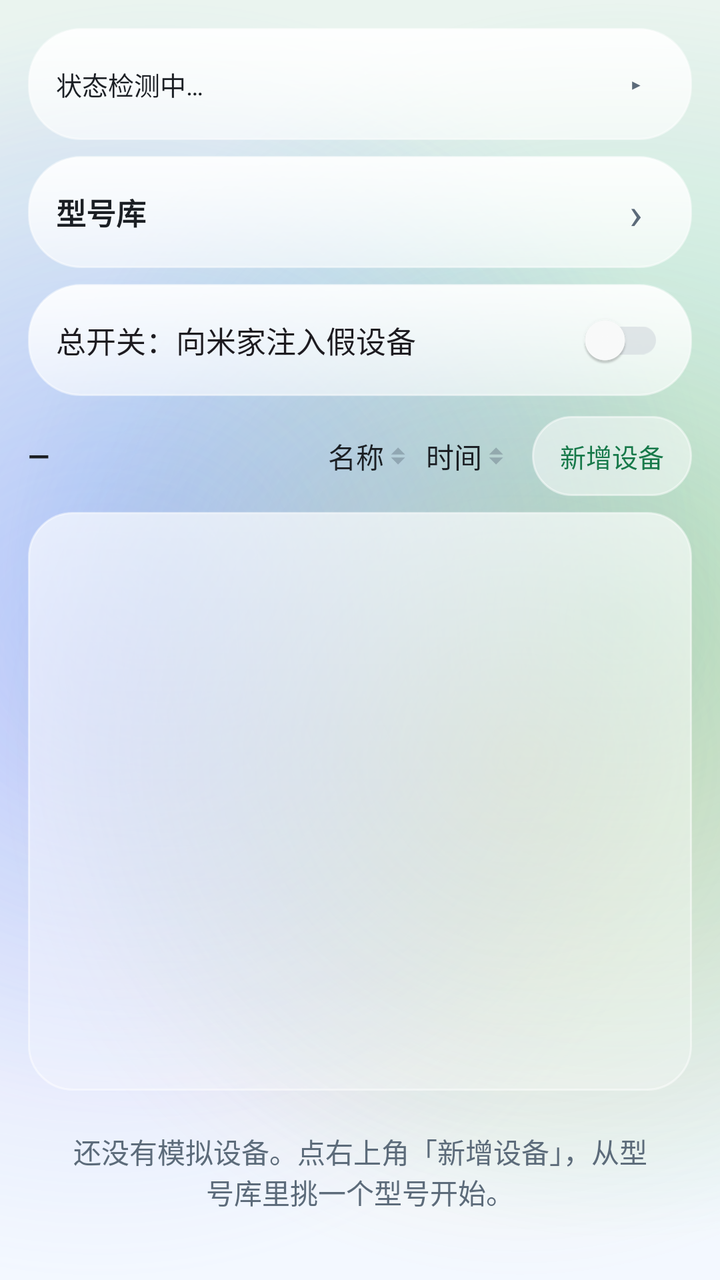
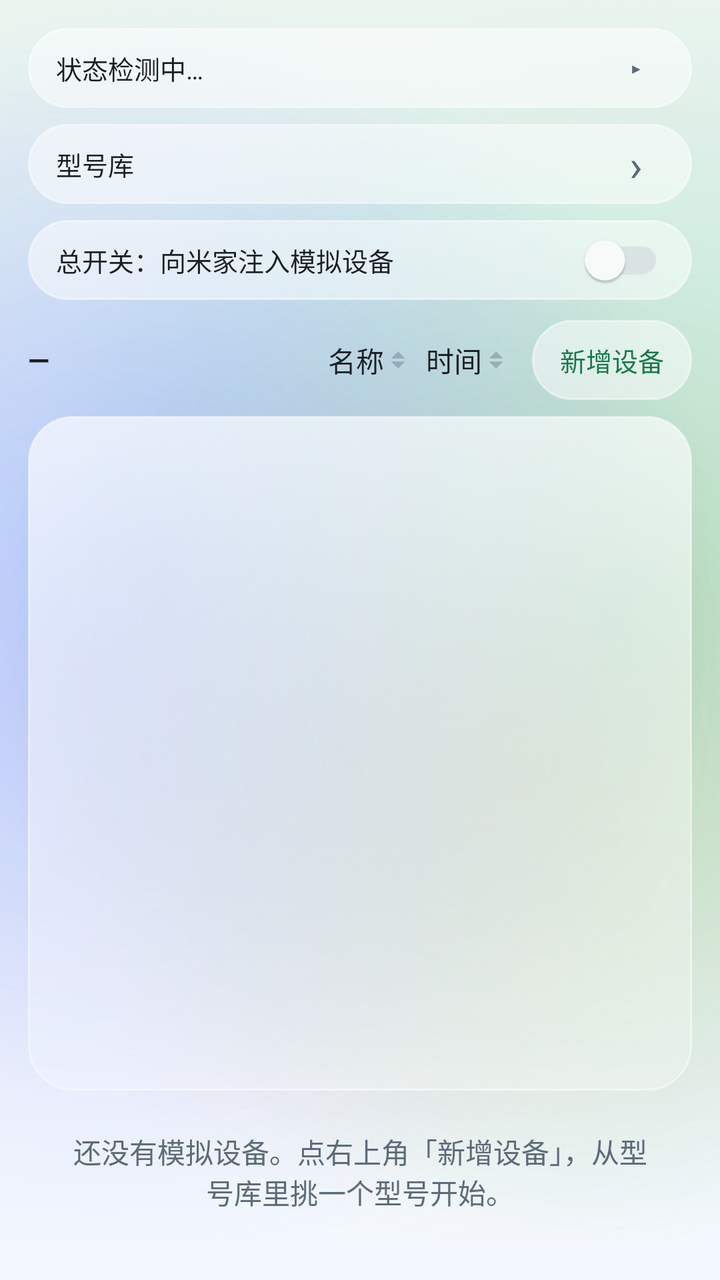

Screens rendered from an Android XML layout before and after an edit, with the pre-edit source and the edit as a unified diff.
<!-- AndroidManifest.xml: application theme Theme.MijiaSim -->
<!-- res/layout/activity_main.xml -->
<?xml version="1.0" encoding="utf-8"?>
<LinearLayout xmlns:android="http://schemas.android.com/apk/res/android"
    android:layout_width="match_parent"
    android:layout_height="match_parent"
    android:orientation="vertical"
    android:paddingLeft="14dp"
    android:paddingTop="14dp"
    android:paddingRight="14dp"
    android:paddingBottom="14dp">

    
    <LinearLayout
        android:id="@+id/status_card"
        android:layout_width="match_parent"
        android:layout_height="wrap_content"
        android:background="@drawable/bg_glass_card"
        android:orientation="vertical">

        <LinearLayout
            android:id="@+id/status_header"
            android:layout_width="match_parent"
            android:layout_height="56dp"
            android:background="@drawable/bg_status_ripple"
            android:clickable="true"
            android:focusable="true"
            android:gravity="center_vertical"
            android:orientation="horizontal"
            android:paddingLeft="14dp"
            android:paddingRight="12dp">

            <TextView
                android:id="@+id/status_summary"
                android:layout_width="0dp"
                android:layout_height="wrap_content"
                android:layout_weight="1"
                android:ellipsize="end"
                android:maxLines="1"
                android:text="@string/status_placeholder"
                android:textColor="@color/ink"
                android:textSize="13sp" />

            <TextView
                android:id="@+id/status_toggle"
                android:layout_width="32dp"
                android:layout_height="32dp"
                android:gravity="center"
                android:text="@string/status_arrow_closed"
                android:textColor="@color/ink_muted"
                android:textSize="14sp" />
        </LinearLayout>

        <TextView
            android:id="@+id/status_text"
            android:layout_width="match_parent"
            android:layout_height="wrap_content"
            android:lineSpacingExtra="3dp"
            android:paddingLeft="14dp"
            android:paddingTop="2dp"
            android:paddingRight="14dp"
            android:paddingBottom="12dp"
            android:text="@string/status_placeholder"
            android:textColor="@color/ink"
            android:textSize="13sp"
            android:visibility="gone" />
    </LinearLayout>

    
    <LinearLayout
        android:id="@+id/btn_open_library"
        android:layout_width="match_parent"
        android:layout_height="56dp"
        android:layout_marginTop="8dp"
        android:background="@drawable/bg_glass_card"
        android:clickable="true"
        android:focusable="true"
        android:gravity="center_vertical"
        android:orientation="horizontal"
        android:paddingLeft="14dp"
        android:paddingRight="12dp">

        <TextView
            android:layout_width="0dp"
            android:layout_height="wrap_content"
            android:layout_weight="1"
            android:ellipsize="end"
            android:maxLines="1"
            android:text="@string/label_model_library_entry"
            android:textColor="@color/ink"
            android:textSize="15sp"
            android:textStyle="bold" />

        <TextView
            android:layout_width="32dp"
            android:layout_height="32dp"
            android:gravity="center"
            android:text="@string/glyph_chevron"
            android:textColor="@color/ink_muted"
            android:textSize="22sp" />
    </LinearLayout>

    <androidx.appcompat.widget.SwitchCompat
        android:id="@+id/switch_inject"
        android:layout_width="match_parent"
        android:layout_height="56dp"
        android:layout_marginTop="8dp"
        android:background="@drawable/bg_glass_card"
        android:gravity="center_vertical"
        android:paddingLeft="14dp"
        android:paddingRight="14dp"
        android:text="@string/label_master_switch"
        android:textSize="15sp" />

    
    <LinearLayout
        android:layout_width="match_parent"
        android:layout_height="wrap_content"
        android:layout_marginTop="10dp"
        android:gravity="center_vertical"
        android:orientation="horizontal">

        <TextView
            android:id="@+id/device_count"
            android:layout_width="0dp"
            android:layout_height="wrap_content"
            android:layout_marginEnd="6dp"
            android:layout_weight="1"
            android:ellipsize="end"
            android:maxLines="1"
            android:text="@string/count_placeholder"
            android:textColor="@color/ink"
            android:textSize="14sp"
            android:textStyle="bold" />

        
        <TextView
            android:id="@+id/btn_sort_name"
            android:layout_width="wrap_content"
            android:layout_height="wrap_content"
            android:background="@null"
            android:clickable="true"
            android:drawablePadding="1dp"
            android:drawableEnd="@drawable/ic_sort_idle"
            android:focusable="true"
            android:foreground="?attr/selectableItemBackgroundBorderless"
            android:gravity="center_vertical"
            android:paddingLeft="4dp"
            android:paddingTop="8dp"
            android:paddingRight="4dp"
            android:paddingBottom="8dp"
            android:text="@string/sort_name"
            android:textColor="@color/ink"
            android:textSize="14sp" />

        <TextView
            android:id="@+id/btn_sort_time"
            android:layout_width="wrap_content"
            android:layout_height="wrap_content"
            android:background="@null"
            android:clickable="true"
            android:drawablePadding="1dp"
            android:drawableEnd="@drawable/ic_sort_idle"
            android:focusable="true"
            android:foreground="?attr/selectableItemBackgroundBorderless"
            android:gravity="center_vertical"
            android:paddingLeft="4dp"
            android:paddingTop="8dp"
            android:paddingRight="4dp"
            android:paddingBottom="8dp"
            android:text="@string/sort_time"
            android:textColor="@color/ink"
            android:textSize="14sp" />

        <Button
            android:id="@+id/btn_add"
            style="@style/Widget.MijiaSim.Button.Pill"
            android:layout_width="wrap_content"
            android:layout_height="wrap_content"
            android:layout_marginStart="8dp"
            android:text="@string/action_add" />
    </LinearLayout>

    
    <androidx.recyclerview.widget.RecyclerView
        android:id="@+id/device_list"
        android:layout_width="match_parent"
        android:layout_height="0dp"
        android:layout_marginTop="8dp"
        android:layout_weight="1"
        android:background="@drawable/bg_glass_list_faint"
        android:padding="4dp"
        android:scrollbars="vertical" />

    <TextView
        android:id="@+id/empty_hint"
        android:layout_width="match_parent"
        android:layout_height="wrap_content"
        android:gravity="center"
        android:padding="20dp"
        android:text="@string/hint_no_device"
        android:textColor="@color/ink_muted"
        android:textSize="14sp" />

</LinearLayout>
<!-- resources referenced by this layout -->
<resources>
  <color name="ink">#FF1B1F24</color>
  <color name="ink_muted">#FF5C6B7A</color>
  <!-- drawable bg_glass_card (drawable) -->
  <?xml version="1.0" encoding="utf-8"?>
  <shape xmlns:android="http://schemas.android.com/apk/res/android"
      android:shape="rectangle">
      <gradient
          android:angle="270"
          android:endColor="@color/glass_bottom"
          android:startColor="@color/glass_top" />
      <corners android:radius="26dp" />
      <stroke
          android:width="1dp"
          android:color="@color/glass_stroke" />
  </shape>
  <!-- drawable bg_status_ripple (drawable) -->
  <?xml version="1.0" encoding="utf-8"?>
  <ripple xmlns:android="http://schemas.android.com/apk/res/android"
      android:color="@color/row_pressed">
      <item android:id="@android:id/mask">
          <shape android:shape="rectangle">
              <solid android:color="#FFFFFFFF" />
              <corners
                  android:topLeftRadius="26dp"
                  android:topRightRadius="26dp" />
          </shape>
      </item>
  </ripple>
  <string name="action_add">新增设备</string>
  <string name="count_placeholder">—</string>
  <string name="glyph_chevron">›</string>
  <string name="hint_no_device">还没有模拟设备。点右上角「新增设备」，从型号库里挑一个型号开始。</string>
  <string name="label_master_switch">总开关：向米家注入假设备</string>
  <string name="label_model_library_entry">型号库</string>
  <string name="sort_name">名称</string>
  <string name="sort_time">时间</string>
  <string name="status_arrow_closed">▸</string>
  <string name="status_placeholder">状态检测中…</string>
  <color name="glass_bottom">#99FFFFFF</color>
  <color name="glass_top">#E6FFFFFF</color>
  <color name="glass_stroke">#80FFFFFF</color>
  <color name="glass_card_faint_bottom">#3DFFFFFF</color>
  <color name="glass_card_faint_top">#A6FFFFFF</color>
  <color name="row_pressed">#59FFFFFF</color>
  <color name="accent">#FF2bb673</color>
  <color name="accent_deep">#FF17794A</color>
  <color name="liquid_sky">#FFF3F8FF</color>
  <style name="ThemeOverlay.MijiaSim.ActionBar" parent="ThemeOverlay.AppCompat.Light">
          <item name="colorControlNormal">@color/ink</item>
          <item name="android:textColorPrimary">@color/ink</item>
      </style>
  <style name="Widget.MijiaSim.PopupMenu" parent="Widget.AppCompat.PopupMenu">
          <item name="android:popupBackground">@drawable/bg_glass_popup</item>
          <item name="android:popupElevation">10dp</item>
      </style>
  <style name="TextAppearance.MijiaSim.PopupMenuItem" parent="TextAppearance.AppCompat.Widget.PopupMenu.Large">
          <item name="android:textColor">@color/ink</item>
          <item name="android:textSize">14sp</item>
      </style>
  <style name="Widget.MijiaSim.Switch" parent="Widget.AppCompat.CompoundButton.Switch">
          <item name="trackTint">@color/switch_track</item>
          <item name="thumbTint">@color/switch_thumb</item>
      </style>
  <color name="pill_pressed">#B3FFFFFF</color>
  <color name="pill_disabled">#40FFFFFF</color>
  <color name="glass_stroke_soft">#4DFFFFFF</color>
  <color name="pill_fill">#80FFFFFF</color>
  <color name="liquid_mist">#FFEAF4EF</color>
  <color name="blob_mint">#552BB673</color>
  <color name="blob_blue">#4D4C9AFF</color>
  <color name="blob_violet">#3D8E7CFF</color>
  <color name="blob_amber">#2EF2A33C</color>
  <style name="TextAppearance.MijiaSim.ActionBar.Title" parent="TextAppearance.AppCompat.Widget.ActionBar.Title">
          <item name="android:textColor">@color/ink</item>
          <item name="android:textSize">20sp</item>
          <item name="android:textStyle">bold</item>
          <item name="android:letterSpacing">0.01</item>
      </style>
  <style name="TextAppearance.MijiaSim.ActionBar.Subtitle" parent="TextAppearance.AppCompat.Widget.ActionBar.Subtitle">
          <item name="android:textColor">@color/ink_muted</item>
      </style>
  <color name="dialog_fill">#F7FFFFFF</color>
  <color name="popup_bottom">#FFF6FAFF</color>
  <color name="popup_top">#FFFFFFFF</color>
  <color name="glass_divider">#14000000</color>
  <!-- unchanged entries left out for length: 11 -->
</resources>

<!-- the commit's change to res/layout/activity_main.xml (unified diff, before → after) -->
@@ -13,14 +13,13 @@
         android:id="@+id/status_card"
         android:layout_width="match_parent"
         android:layout_height="wrap_content"
-        android:background="@drawable/bg_glass_card"
         android:orientation="vertical">
 
         <LinearLayout
             android:id="@+id/status_header"
             android:layout_width="match_parent"
-            android:layout_height="56dp"
-            android:background="@drawable/bg_status_ripple"
+            android:layout_height="40dp"
+            android:background="@drawable/bg_glass_pill"
             android:clickable="true"
             android:focusable="true"
             android:gravity="center_vertical"
@@ -54,10 +53,10 @@
             android:layout_width="match_parent"
             android:layout_height="wrap_content"
             android:lineSpacingExtra="3dp"
-            android:paddingLeft="14dp"
-            android:paddingTop="2dp"
-            android:paddingRight="14dp"
-            android:paddingBottom="12dp"
+            android:paddingLeft="16dp"
+            android:paddingTop="6dp"
+            android:paddingRight="16dp"
+            android:paddingBottom="4dp"
             android:text="@string/status_placeholder"
             android:textColor="@color/ink"
             android:textSize="13sp"
@@ -68,9 +67,9 @@
     <LinearLayout
         android:id="@+id/btn_open_library"
         android:layout_width="match_parent"
-        android:layout_height="56dp"
+        android:layout_height="40dp"
         android:layout_marginTop="8dp"
-        android:background="@drawable/bg_glass_card"
+        android:background="@drawable/bg_glass_pill"
         android:clickable="true"
         android:focusable="true"
         android:gravity="center_vertical"
@@ -86,8 +85,7 @@
             android:maxLines="1"
             android:text="@string/label_model_library_entry"
             android:textColor="@color/ink"
-            android:textSize="15sp"
-            android:textStyle="bold" />
+            android:textSize="13sp" />
 
         <TextView
             android:layout_width="32dp"
@@ -101,14 +99,15 @@
     <androidx.appcompat.widget.SwitchCompat
         android:id="@+id/switch_inject"
         android:layout_width="match_parent"
-        android:layout_height="56dp"
+        android:layout_height="40dp"
         android:layout_marginTop="8dp"
-        android:background="@drawable/bg_glass_card"
+        android:background="@drawable/bg_glass_pill"
         android:gravity="center_vertical"
         android:paddingLeft="14dp"
         android:paddingRight="14dp"
         android:text="@string/label_master_switch"
-        android:textSize="15sp" />
+        android:textColor="@color/ink"
+        android:textSize="13sp" />
 
     
     <LinearLayout
<!-- resource entries referenced after the edit -->
@@ -2,48 +2,19 @@
 <resources>
   <color name="ink">#FF1B1F24</color>
   <color name="ink_muted">#FF5C6B7A</color>
-  <!-- drawable bg_glass_card (drawable) -->
-  <?xml version="1.0" encoding="utf-8"?>
-  <shape xmlns:android="http://schemas.android.com/apk/res/android"
-      android:shape="rectangle">
-      <gradient
-          android:angle="270"
-          android:endColor="@color/glass_bottom"
-          android:startColor="@color/glass_top" />
-      <corners android:radius="26dp" />
-      <stroke
-          android:width="1dp"
-          android:color="@color/glass_stroke" />
-  </shape>
-  <!-- drawable bg_status_ripple (drawable) -->
-  <?xml version="1.0" encoding="utf-8"?>
-  <ripple xmlns:android="http://schemas.android.com/apk/res/android"
-      android:color="@color/row_pressed">
-      <item android:id="@android:id/mask">
-          <shape android:shape="rectangle">
-              <solid android:color="#FFFFFFFF" />
-              <corners
-                  android:topLeftRadius="26dp"
-                  android:topRightRadius="26dp" />
-          </shape>
-      </item>
-  </ripple>
   <string name="action_add">新增设备</string>
   <string name="count_placeholder">—</string>
   <string name="glyph_chevron">›</string>
   <string name="hint_no_device">还没有模拟设备。点右上角「新增设备」，从型号库里挑一个型号开始。</string>
-  <string name="label_master_switch">总开关：向米家注入假设备</string>
+  <string name="label_master_switch">总开关：向米家注入模拟设备</string>
   <string name="label_model_library_entry">型号库</string>
   <string name="sort_name">名称</string>
   <string name="sort_time">时间</string>
   <string name="status_arrow_closed">▸</string>
   <string name="status_placeholder">状态检测中…</string>
-  <color name="glass_bottom">#99FFFFFF</color>
-  <color name="glass_top">#E6FFFFFF</color>
   <color name="glass_stroke">#80FFFFFF</color>
   <color name="glass_card_faint_bottom">#3DFFFFFF</color>
   <color name="glass_card_faint_top">#A6FFFFFF</color>
-  <color name="row_pressed">#59FFFFFF</color>
   <color name="accent">#FF2bb673</color>
   <color name="accent_deep">#FF17794A</color>
   <color name="liquid_sky">#FFF3F8FF</color>
